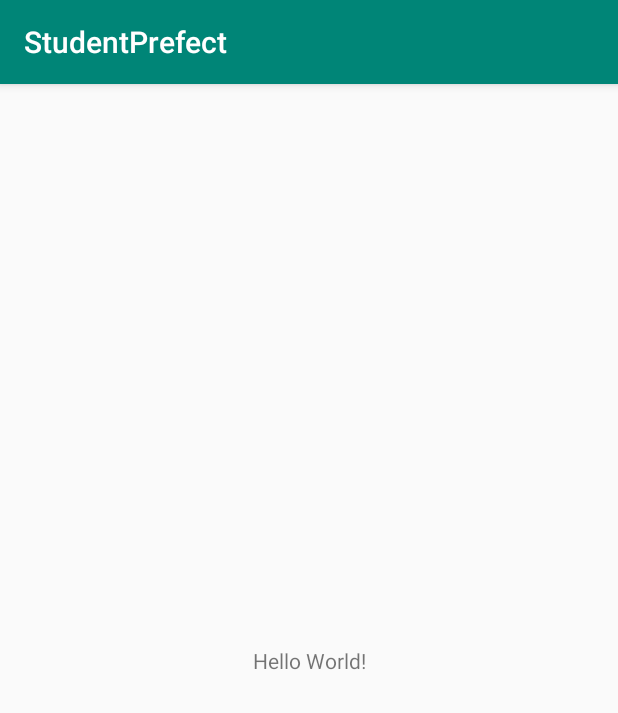
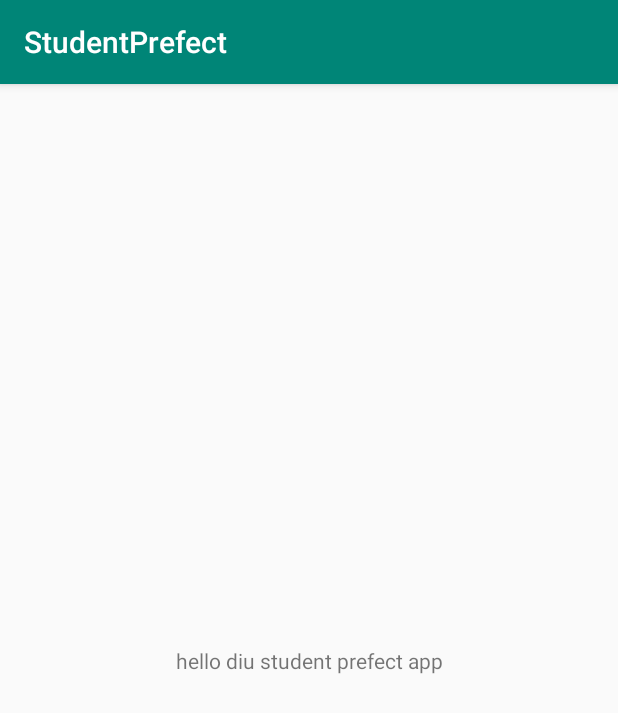
Before and after one commit to daffodil-student-prefect-app/StudentPrefect, an Android app: the screen it shows after launch (MainActivity), on a phone screen of 412 x 824 dp. Shown: the top 713 px of the screen. Run offline under Robolectric (Android 15) with nearby library versions, the phone set to English and light mode, and no system bars.

Commit message:
Hello Testing by RabbyJim Warning:(12, 9) Hardcoded string "hello diu student prefect app", should use `@string` resource

```diff
--- a/app/src/main/res/layout/activity_main.xml
+++ b/app/src/main/res/layout/activity_main.xml
@@ -9,7 +9,7 @@
     <TextView
         android:layout_width="wrap_content"
         android:layout_height="wrap_content"
-        android:text="Hello World!"
+        android:text="hello diu student prefect app"
         app:layout_constraintBottom_toBottomOf="parent"
         app:layout_constraintLeft_toLeftOf="parent"
         app:layout_constraintRight_toRightOf="parent"
```
